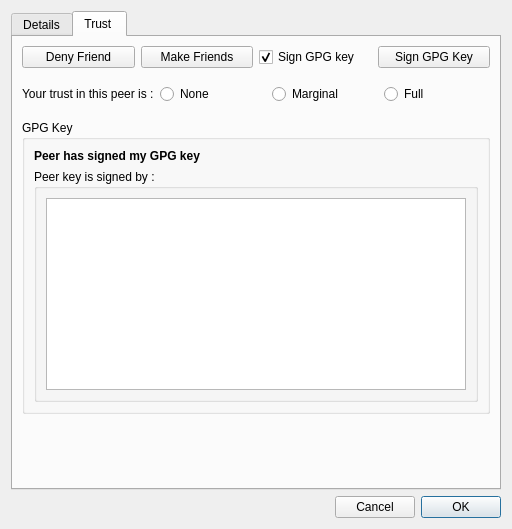
Before: the Qt Designer form retroshare-gui/src/gui/connect/ConfCertDialog.ui in RetroShare/RetroShare, drawn with Qt 5.
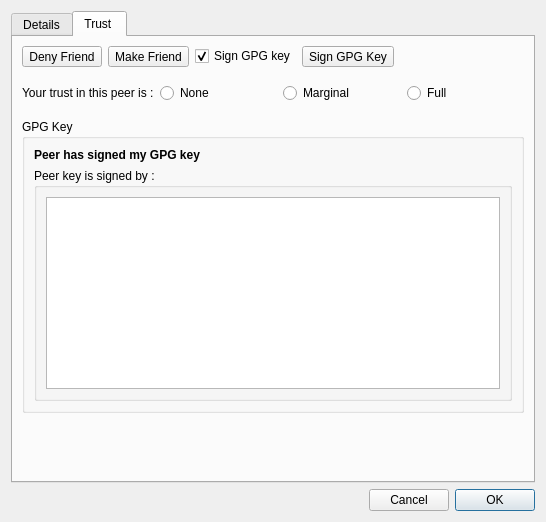
After: the same form once the commit is applied. Icons and pictures are not drawn.

Commit message: improved the icons and Buttons in Trust Tab

Diff of the .ui file:
```diff
--- a/retroshare-gui/src/gui/connect/ConfCertDialog.ui
+++ b/retroshare-gui/src/gui/connect/ConfCertDialog.ui
@@ -6,8 +6,8 @@
    <rect>
     <x>0</x>
     <y>0</y>
-    <width>512</width>
-    <height>529</height>
+    <width>546</width>
+    <height>522</height>
    </rect>
   </property>
   <property name="windowTitle">
@@ -256,7 +256,7 @@
        <item>
         <layout class="QHBoxLayout" name="friendAndSignLayout">
          <item>
-          <widget class="QPushButton" name="denyFriendButton">
+          <widget class="QToolButton" name="denyFriendButton">
            <property name="text">
             <string>Deny Friend</string>
            </property>
@@ -266,16 +266,19 @@
            </property>
            <property name="iconSize">
             <size>
-             <width>15</width>
-             <height>15</height>
+             <width>48</width>
+             <height>48</height>
             </size>
            </property>
+           <property name="toolButtonStyle">
+            <enum>Qt::ToolButtonTextUnderIcon</enum>
+           </property>
           </widget>
          </item>
          <item>
-          <widget class="QPushButton" name="make_friend_button">
+          <widget class="QToolButton" name="make_friend_button">
            <property name="text">
-            <string>Make Friends</string>
+            <string>Make Friend</string>
            </property>
            <property name="icon">
             <iconset resource="../images.qrc">
@@ -283,10 +286,13 @@
            </property>
            <property name="iconSize">
             <size>
-             <width>15</width>
-             <height>15</height>
+             <width>48</width>
+             <height>48</height>
             </size>
            </property>
+           <property name="toolButtonStyle">
+            <enum>Qt::ToolButtonTextUnderIcon</enum>
+           </property>
           </widget>
          </item>
          <item>
@@ -300,8 +306,8 @@
            </property>
            <property name="iconSize">
             <size>
-             <width>15</width>
-             <height>15</height>
+             <width>32</width>
+             <height>32</height>
             </size>
            </property>
            <property name="checked">
@@ -310,7 +316,7 @@
           </widget>
          </item>
          <item>
-          <widget class="QPushButton" name="signKeyButton">
+          <widget class="QToolButton" name="signKeyButton">
            <property name="text">
             <string>Sign GPG Key</string>
            </property>
@@ -320,12 +326,25 @@
            </property>
            <property name="iconSize">
             <size>
-             <width>15</width>
-             <height>15</height>
+             <width>48</width>
+             <height>48</height>
             </size>
            </property>
           </widget>
          </item>
+         <item>
+          <spacer name="horizontalSpacer">
+           <property name="orientation">
+            <enum>Qt::Horizontal</enum>
+           </property>
+           <property name="sizeHint" stdset="0">
+            <size>
+             <width>40</width>
+             <height>20</height>
+            </size>
+           </property>
+          </spacer>
+         </item>
         </layout>
        </item>
        <item>
@@ -358,6 +377,16 @@
            <property name="text">
             <string>None</string>
            </property>
+           <property name="icon">
+            <iconset resource="../images.qrc">
+             <normaloff>:/images/security-low-48.png</normaloff>:/images/security-low-48.png</iconset>
+           </property>
+           <property name="iconSize">
+            <size>
+             <width>48</width>
+             <height>48</height>
+            </size>
+           </property>
           </widget>
          </item>
          <item>
@@ -365,6 +394,16 @@
            <property name="text">
             <string>Marginal</string>
            </property>
+           <property name="icon">
+            <iconset resource="../images.qrc">
+             <normaloff>:/images/security-medium-48.png</normaloff>:/images/security-medium-48.png</iconset>
+           </property>
+           <property name="iconSize">
+            <size>
+             <width>48</width>
+             <height>48</height>
+            </size>
+           </property>
           </widget>
          </item>
          <item>
@@ -372,6 +411,16 @@
            <property name="text">
             <string>Full</string>
            </property>
+           <property name="icon">
+            <iconset resource="../images.qrc">
+             <normaloff>:/images/security-high-48.png</normaloff>:/images/security-high-48.png</iconset>
+           </property>
+           <property name="iconSize">
+            <size>
+             <width>48</width>
+             <height>48</height>
+            </size>
+           </property>
           </widget>
          </item>
         </layout>
```
Left out of the diff: 8 changed lines with no effect on the pictures. The commit also changes 6 other files.
